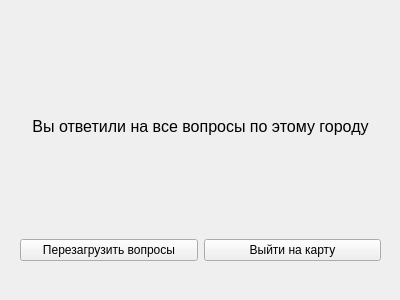
AlexeyFedoseev/rmap_new, file endquestions.ui: the form before one commit.
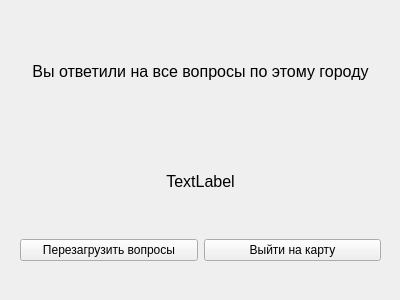
The form after the commit.

```diff
--- a/endquestions.ui
+++ b/endquestions.ui
@@ -30,6 +30,13 @@
       </property>
      </widget>
     </item>
+    <item>
+     <widget class="QLabel" name="result">
+      <property name="text">
+       <string>&lt;html&gt;&lt;head/&gt;&lt;body&gt;&lt;p align=&quot;center&quot;&gt;&lt;span style=&quot; font-size:12pt;&quot;&gt;TextLabel&lt;/span&gt;&lt;/p&gt;&lt;/body&gt;&lt;/html&gt;</string>
+      </property>
+     </widget>
+    </item>
     <item>
      <layout class="QHBoxLayout" name="horizontalLayout">
       <item>
```
